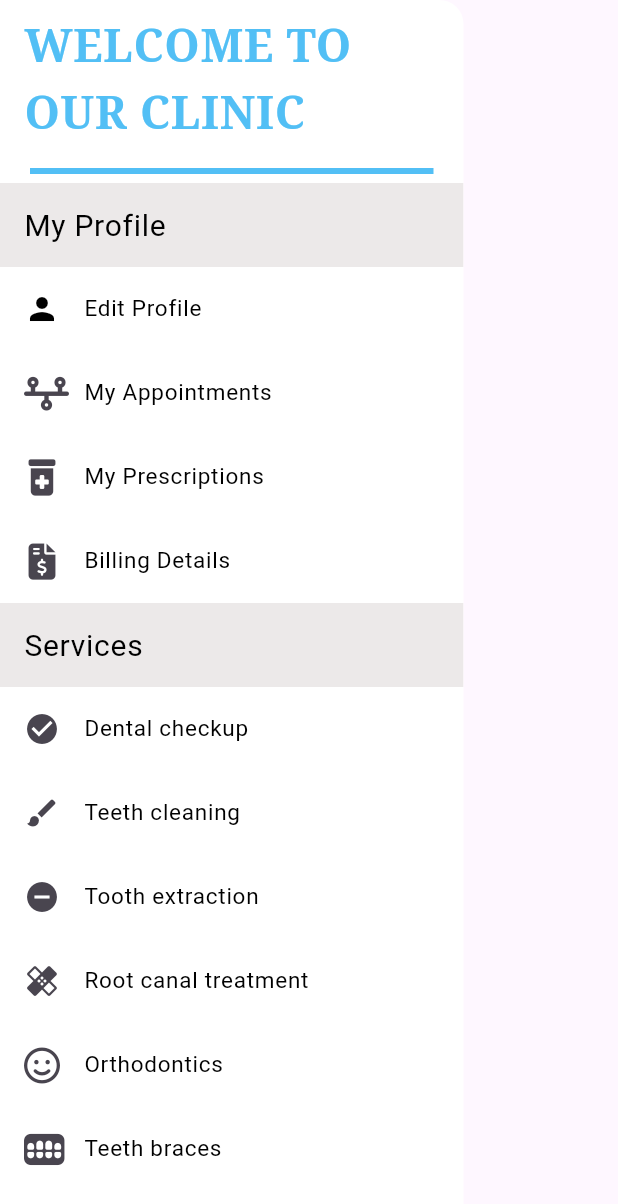
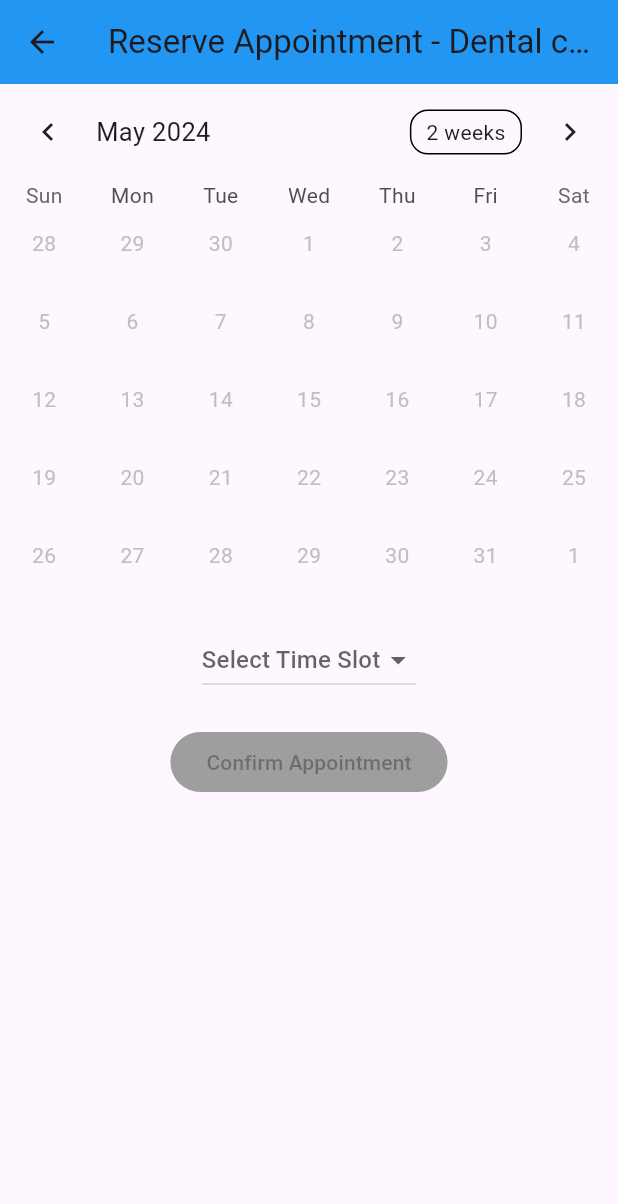
Before and after one commit to MohamedHamed001/dental-clinic-, a Flutter app: the PatientDrawer widget shown alone on an empty page, opened directly, after a tap on "Dental checkup", on a phone screen of 412 x 824 dp. Shown: the top 1204 px of the screen. Run offline on Flutter 3.47's test engine with Material 3 defaults, Android fonts, the phone set to English and light mode, and no system bars; drawn by our look-alikes of table_calendar; our stand-ins replace dotted_border, font_awesome_flutter.

Commit message:
patientportal init

```diff
--- a/cross_platform/lib/patient_drawer.dart
+++ b/cross_platform/lib/patient_drawer.dart
@@ -1,8 +1,7 @@
-import 'dart:ui';
-
-import 'package:cross_platform/login_page.dart';
 import 'package:flutter/material.dart';
 import 'package:font_awesome_flutter/font_awesome_flutter.dart';
+import 'package:cross_platform/reserve_appointment.dart';
+// Adjust the import path as necessary
 
 class PatientDrawer extends StatelessWidget {
   PatientDrawer({Key? key}) : super(key: key);
@@ -14,7 +13,7 @@ class PatientDrawer extends StatelessWidget {
         screenWidth * 0.75; // Drawer covers 75% of the screen width
 
     return SizedBox(
-      width: drawerWidth, // Control the width of the drawer
+      width: drawerWidth,
       child: Drawer(
         backgroundColor: Colors.white,
         child: ListView(
@@ -110,90 +109,43 @@ class PatientDrawer extends StatelessWidget {
               ),
               tileColor: Color.fromARGB(255, 236, 233, 233),
             ),
-            ListTile(
-              minVerticalPadding: 0,
-              leading: const Icon(
-                Icons.check_circle,
-              ),
-              title: const Text(
-                'Dental checkup',
-                style: TextStyle(
-                  color: Colors.black,
-                  fontSize: 15,
-                ),
-              ),
-              onTap: () {},
-            ),
-            ListTile(
-              minVerticalPadding: 0,
-              leading: const Icon(
-                Icons.brush,
-              ),
-              title: const Text(
-                'Teeth cleaning',
-                style: TextStyle(
-                  color: Colors.black,
-                  fontSize: 15,
-                ),
-              ),
-              onTap: () {},
-            ),
-            ListTile(
-              leading: const Icon(
-                Icons.remove_circle,
-              ),
-              minVerticalPadding: 0,
-              title: const Text(
-                'Tooth extraction',
-                style: TextStyle(
-                  color: Colors.black,
-                  fontSize: 15,
-                ),
-              ),
-              onTap: () {},
-            ),
-            ListTile(
-              leading: const Icon(
-                Icons.healing,
-              ),
-              title: const Text(
-                'Root canal treatment',
-                style: TextStyle(
-                  color: Colors.black,
-                  fontSize: 15,
-                ),
-              ),
-              onTap: () {},
-            ),
-            ListTile(
-              leading: const Icon(
-                FontAwesomeIcons.faceSmile,
-              ),
-              title: const Text(
-                'Orthodontics',
-                style: TextStyle(
-                  color: Colors.black,
-                  fontSize: 15,
-                ),
-              ),
-              onTap: () {},
-            ),
-            ListTile(
-              leading: const Icon(
-                FontAwesomeIcons.teeth,
-              ),
-              title: const Text(
-                'Teeth braces',
-                style: TextStyle(
-                  color: Colors.black,
-                  fontSize: 15,
-                ),
-              ),
-              onTap: () {},
-            ),
+            _createServiceListTile(
+                context, 'Dental checkup', Icons.check_circle),
+            _createServiceListTile(context, 'Teeth cleaning', Icons.brush),
+            _createServiceListTile(
+                context, 'Tooth extraction', Icons.remove_circle),
+            _createServiceListTile(
+                context, 'Root canal treatment', Icons.healing),
+            _createServiceListTile(
+                context, 'Orthodontics', FontAwesomeIcons.faceSmile),
+            _createServiceListTile(
+                context, 'Teeth braces', FontAwesomeIcons.teeth),
           ],
         ),
       ),
     );
   }
+
+  ListTile _createServiceListTile(
+      BuildContext context, String serviceName, IconData icon) {
+    return ListTile(
+      leading: Icon(icon),
+      title: Text(
+        serviceName,
+        style: TextStyle(
+          color: Colors.black,
+          fontSize: 15,
+        ),
+      ),
+      onTap: () {
+        Navigator.pop(context); // Close the drawer
+        Navigator.push(
+          context,
+          MaterialPageRoute(
+              builder: (context) =>
+                  ReserveAppointmentPage(serviceName: serviceName)),
+        );
+      },
+    );
+  }
 }
--- a/cross_platform/lib/registration_page2.dart
+++ b/cross_platform/lib/registration_page2.dart
@@ -36,7 +36,7 @@ class _RegistrationPage2State extends State<RegistrationPage2> {
 
   @override
   Widget build(BuildContext context) {
-    final themeColor = Color.fromARGB(255, 82, 191, 245);
+    final themeColor = Color(0xFF52BFF5);
 
     return Scaffold(
       appBar: AppBar(
--- /dev/null
+++ b/cross_platform/lib/reserve_appointment.dart
@@ -0,0 +1,127 @@
+import 'package:flutter/material.dart';
+import 'package:table_calendar/table_calendar.dart';
+import 'package:cross_platform/home_page/my_home_page.dart'; // Make sure this path is correct
+
+class ReserveAppointmentPage extends StatefulWidget {
+  final String serviceName;
+
+  const ReserveAppointmentPage({Key? key, required this.serviceName})
+      : super(key: key);
+
+  @override
+  _ReserveAppointmentPageState createState() => _ReserveAppointmentPageState();
+}
+
+class _ReserveAppointmentPageState extends State<ReserveAppointmentPage> {
+  DateTime _selectedDay = DateTime.now();
+  DateTime _focusedDay = DateTime.now();
+  String? _selectedTime;
+
+  // Example time slots
+  final List<String> _timeSlots = [
+    '09:00 AM',
+    '10:00 AM',
+    '11:00 AM',
+    '01:00 PM',
+    '02:00 PM',
+    '03:00 PM'
+  ];
+
+  @override
+  Widget build(BuildContext context) {
+    return Scaffold(
+      appBar: AppBar(
+        title: Text('Reserve Appointment - ${widget.serviceName}'),
+        backgroundColor: Colors.blue,
+      ),
+      body: Column(
+        children: [
+          TableCalendar(
+            firstDay: DateTime
+                .now(), // Sets the current day as the earliest selectable date.
+            lastDay: DateTime.utc(2030, 3, 14),
+            focusedDay: _focusedDay,
+            calendarFormat: CalendarFormat.month,
+            selectedDayPredicate: (day) {
+              return isSameDay(_selectedDay, day);
+            },
+            onDaySelected: (selectedDay, focusedDay) {
+              if (selectedDay.isBefore(DateTime.now())) {
+                // Prevent selection of past dates
+                return;
+              }
+              setState(() {
+                _selectedDay = selectedDay;
+                _focusedDay = focusedDay; // Update `_focusedDay` here as well
+              });
+            },
+            onPageChanged: (focusedDay) {
+              _focusedDay = focusedDay;
+            },
+          ),
+          SizedBox(height: 20),
+          DropdownButton<String>(
+            value: _selectedTime,
+            hint: Text("Select Time Slot"),
+            onChanged: (String? newValue) {
+              setState(() {
+                _selectedTime = newValue;
+              });
+            },
+            items: _timeSlots.map<DropdownMenuItem<String>>((String value) {
+              return DropdownMenuItem<String>(
+                value: value,
+                child: Text(value),
+              );
+            }).toList(),
+          ),
+          SizedBox(height: 20),
+          ElevatedButton(
+            onPressed:
+                (_selectedTime == null || _selectedDay.isBefore(DateTime.now()))
+                    ? null
+                    : () {
+                        // Proceed with the selected date and time
+                        _proceedWithBooking();
+                      },
+            child: Text('Confirm Appointment'),
+            style: ButtonStyle(
+              backgroundColor: MaterialStateProperty.resolveWith<Color>(
+                (Set<MaterialState> states) {
+                  if (states.contains(MaterialState.disabled)) {
+                    return Colors.grey; // Disabled color
+                  }
+                  return Colors.blue; // Regular color
+                },
+              ),
+            ),
+          ),
+        ],
+      ),
+    );
+  }
+
+  void _proceedWithBooking() {
+    showDialog(
+      context: context,
+      builder: (BuildContext context) {
+        return AlertDialog(
+          title: Text("Confirm Booking"),
+          content: Text(
+              "You have booked an appointment on $_selectedDay at $_selectedTime."),
+          actions: <Widget>[
+            TextButton(
+              child: Text("OK"),
+              onPressed: () {
+                Navigator.push(
+                  context,
+                  MaterialPageRoute(builder: (context) => MyHomePage()),
+                ); // Navigate back to home page or close the dialog
+              },
+            ),
+          ],
+        );
+      },
+    );
+  }
+}
--- a/cross_platform/pubspec.yaml
+++ b/cross_platform/pubspec.yaml
@@ -37,6 +37,7 @@ dependencies:
   cupertino_icons: ^1.0.6
   dotted_border: ^2.1.0
   font_awesome_flutter: ^10.7.0
+  table_calendar: ^3.0.5
 
 dev_dependencies:
   flutter_test:
```
Also changed, not shown: cross_platform/pubspec.lock.
